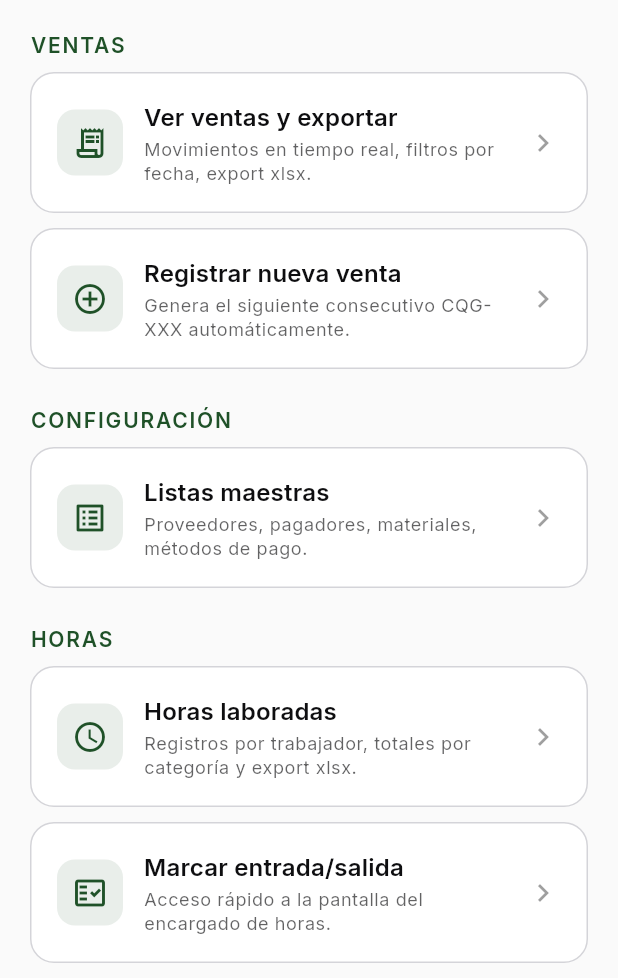
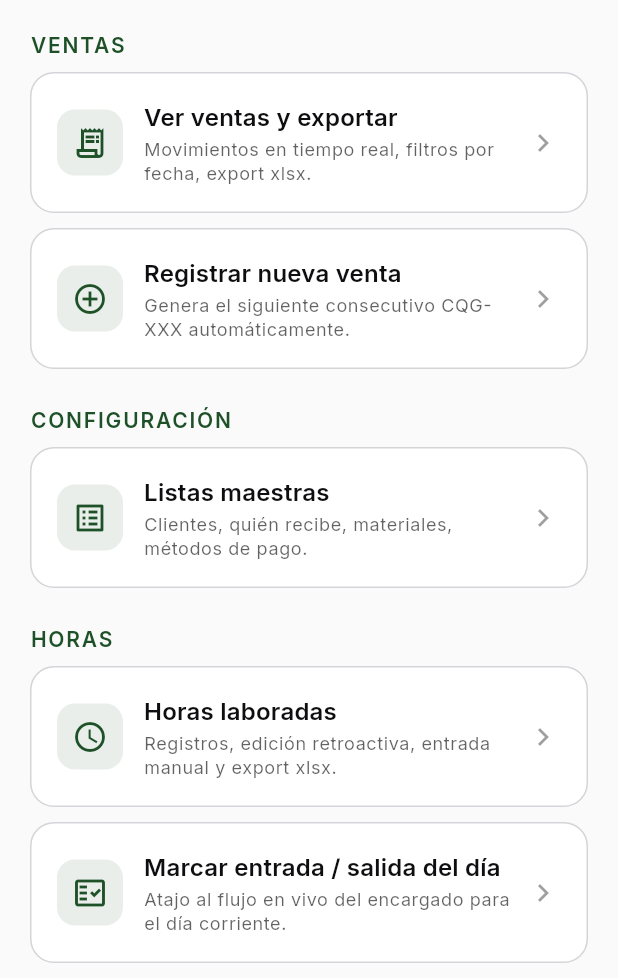
Before and after one commit to tridentcol/ci-quality-group-app, a Flutter app: the AdminDashboardScreen screen opened by its route, on a phone screen of 412 x 824 dp, the part 258-1236 px from its top. Run offline on Flutter 3.47's test engine with Material 3 defaults, Android fonts, the phone set to English and light mode, and no system bars; our stand-ins replace cloud_firestore, firebase_auth, firebase_core, flutter_riverpod, go_router, google_fonts and 2 more; missing offline and left inert: excel; accounts and stored records are empty; generated files the repository leaves out were written again.

```diff
--- a/lib/features/admin/presentation/admin_dashboard_screen.dart
+++ b/lib/features/admin/presentation/admin_dashboard_screen.dart
@@ -76,7 +76,7 @@ class AdminDashboardScreen extends ConsumerWidget {
           const SizedBox(height: 8),
           _AdminTile(
             title: 'Listas maestras',
-            subtitle: 'Proveedores, pagadores, materiales, métodos de pago.',
+            subtitle: 'Clientes, quién recibe, materiales, métodos de pago.',
             icon: Icons.list_alt_outlined,
             onTap: () => context.push('/admin/master-lists'),
           ),
@@ -86,14 +86,15 @@ class AdminDashboardScreen extends ConsumerWidget {
           _AdminTile(
             title: 'Horas laboradas',
             subtitle:
-                'Registros por trabajador, totales por categoría y export xlsx.',
+                'Registros, edición retroactiva, entrada manual y export xlsx.',
             icon: Icons.schedule_outlined,
             onTap: () => context.push('/admin/hours'),
           ),
           const SizedBox(height: 10),
           _AdminTile(
-            title: 'Marcar entrada/salida',
-            subtitle: 'Acceso rápido a la pantalla del encargado de horas.',
+            title: 'Marcar entrada / salida del día',
+            subtitle:
+                'Atajo al flujo en vivo del encargado para el día corriente.',
             icon: Icons.fact_check_outlined,
             onTap: () => context.push('/hours'),
           ),
```
Also changed, not shown: lib/features/hours/presentation/manual_hours_entry_screen.dart (+45 -2 lines).
